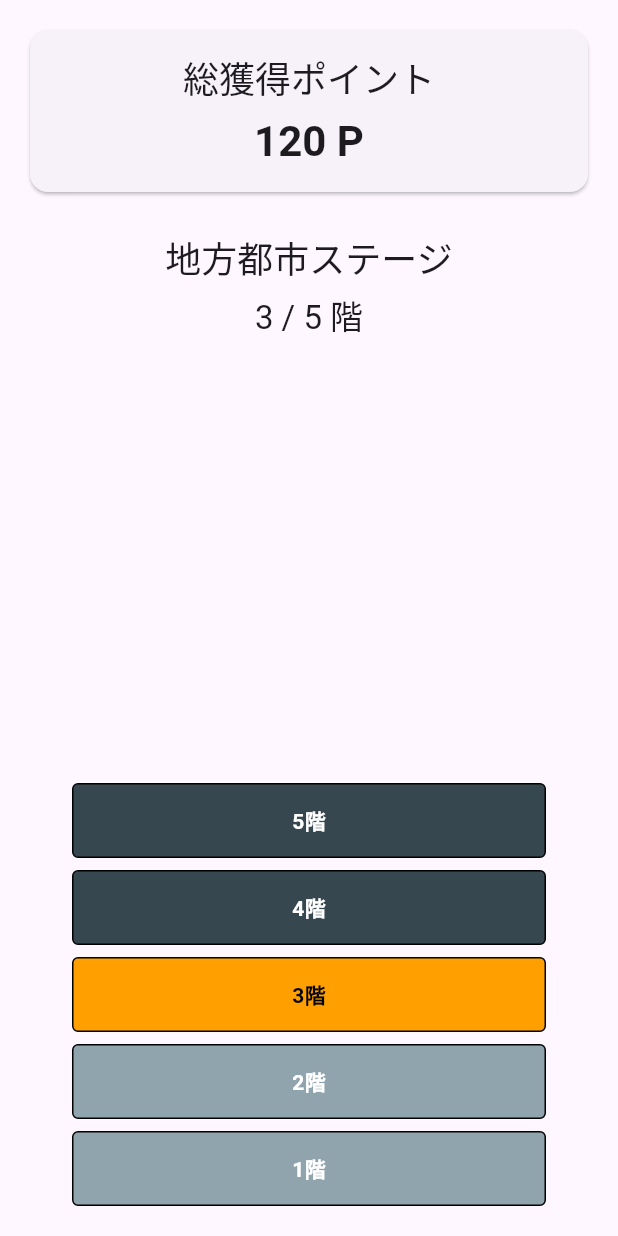
After one commit to YugoHino/kaji_tower, a Flutter app: the ApartmentScreen screen opened directly, on a phone screen of 412 x 824 dp. The commit adds this screen. Run offline on Flutter 3.47's test engine with Material 3 defaults, Android fonts, the phone set to English and light mode, and no system bars.

Commit message:
基礎部分を作成

```diff
--- /dev/null
+++ b/lib/screens/apartment_screen.dart
@@ -0,0 +1,109 @@
+
+import 'package:flutter/material.dart';
+
+class ApartmentScreen extends StatefulWidget {
+  const ApartmentScreen({super.key});
+
+  @override
+  State<ApartmentScreen> createState() => _ApartmentScreenState();
+}
+
+class _ApartmentScreenState extends State<ApartmentScreen> {
+  // TODO: This should be managed by a central state management solution
+  int _totalPoints = 120;
+  int _currentFloor = 3;
+  int _totalFloors = 5;
+
+  @override
+  Widget build(BuildContext context) {
+    return Scaffold(
+      body: Padding(
+        padding: const EdgeInsets.all(16.0),
+        child: Column(
+          crossAxisAlignment: CrossAxisAlignment.stretch,
+          children: [
+            // Total Points Display
+            Card(
+              child: Padding(
+                padding: const EdgeInsets.all(16.0),
+                child: Column(
+                  children: [
+                    Text(
+                      '総獲得ポイント',
+                      style: Theme.of(context).textTheme.headlineSmall,
+                    ),
+                    const SizedBox(height: 8),
+                    Text(
+                      '$_totalPoints P',
+                      style: Theme.of(context)
+                          .textTheme
+                          .headlineMedium
+                          ?.copyWith(fontWeight: FontWeight.bold),
+                    ),
+                  ],
+                ),
+              ),
+            ),
+            const SizedBox(height: 24),
+
+            // Apartment Display
+            Expanded(
+              child: Column(
+                children: [
+                  Text(
+                    '地方都市ステージ',
+                    style: Theme.of(context).textTheme.headlineSmall,
+                  ),
+                  const SizedBox(height: 8),
+                  Text(
+                    '$_currentFloor / $_totalFloors 階',
+                    style: Theme.of(context).textTheme.titleLarge,
+                  ),
+                  const SizedBox(height: 16),
+                  Expanded(
+                    child: _buildApartment(),
+                  ),
+                ],
+              ),
+            ),
+          ],
+        ),
+      ),
+    );
+  }
+
+  Widget _buildApartment() {
+    return ListView.builder(
+      reverse: true, // Start from the bottom floor
+      itemCount: _totalFloors,
+      itemBuilder: (context, index) {
+        final floor = index + 1;
+        final isCurrentFloor = floor == _currentFloor;
+        final isClearedFloor = floor < _currentFloor;
+
+        return Container(
+          margin: const EdgeInsets.symmetric(vertical: 4, horizontal: 32),
+          height: 50,
+          decoration: BoxDecoration(
+            color: isCurrentFloor
+                ? Colors.amber[700]
+                : isClearedFloor
+                    ? Colors.blueGrey[300]
+                    : Colors.blueGrey[800],
+            border: Border.all(color: Colors.black),
+            borderRadius: BorderRadius.circular(4),
+          ),
+          child: Center(
+            child: Text(
+              '$floor階',
+              style: TextStyle(
+                color: isCurrentFloor ? Colors.black : Colors.white,
+                fontWeight: FontWeight.bold,
+              ),
+            ),
+          ),
+        );
+      },
+    );
+  }
+}
```
Also changed, not shown: lib/main.dart (+43 -88 lines), lib/screens/chore_logging_screen.dart (added, +219 -0 lines), lib/screens/settings_screen.dart (added, +142 -0 lines), 1 other file.
